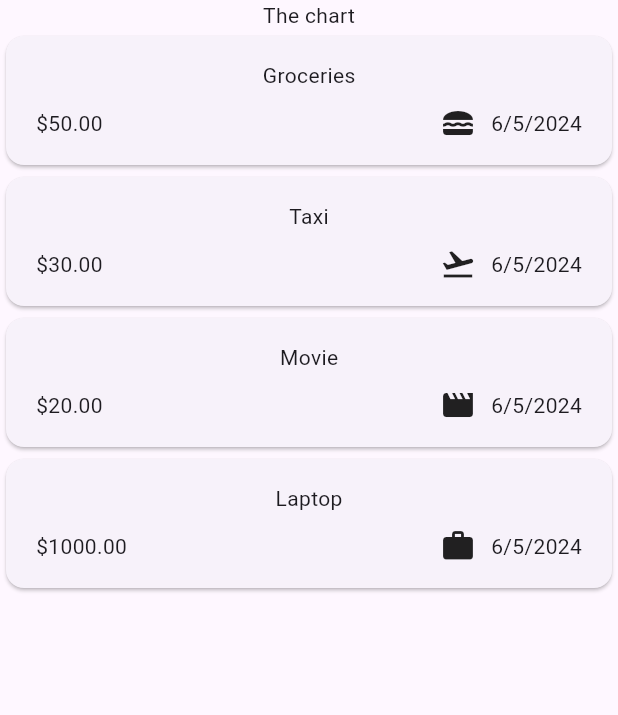
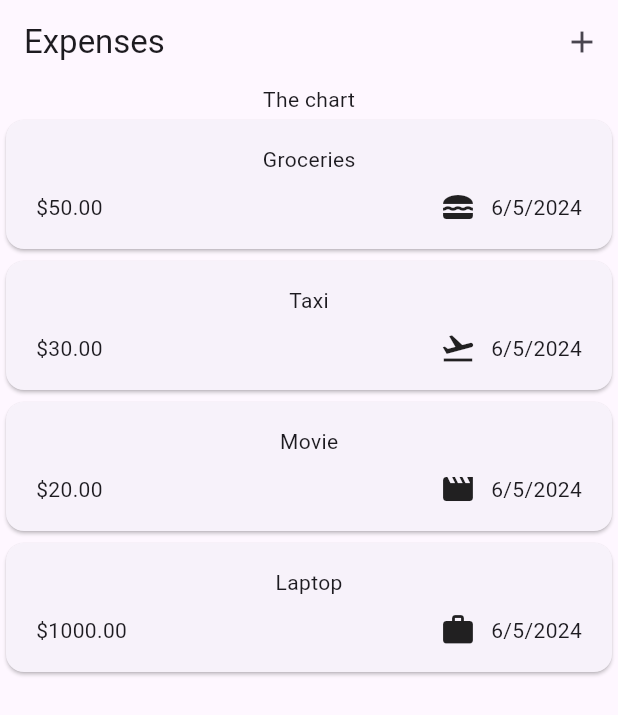
Before and after one commit to bokute2010/flutter-udemy-course, a Flutter app: the screen it shows after launch, on a phone screen of 412 x 824 dp. Shown: the top 715 px of the screen. Run offline on Flutter 3.47's test engine with Material 3 defaults, Android fonts, the phone set to English and light mode, and no system bars; our stand-ins replace google_fonts.

Commit message:
106. Setting an AppBar with a Title & Actions

```diff
--- a/expense_tracker/lib/widgets/expenses.dart
+++ b/expense_tracker/lib/widgets/expenses.dart
@@ -37,6 +37,15 @@ class _ExpensesState extends State<Expenses> {
   @override
   Widget build(BuildContext context) {
     return Scaffold(
+      appBar: AppBar(
+        title: const Text('Expenses'),
+        actions: [
+          IconButton(
+            onPressed: () {},
+            icon: const Icon(Icons.add),
+          ),
+        ],
+      ),
       body: Column(
         children: [
           const Text('The chart'),
```
Also changed, not shown: expense_tracker/lib/main.dart (+6 -1 lines).
